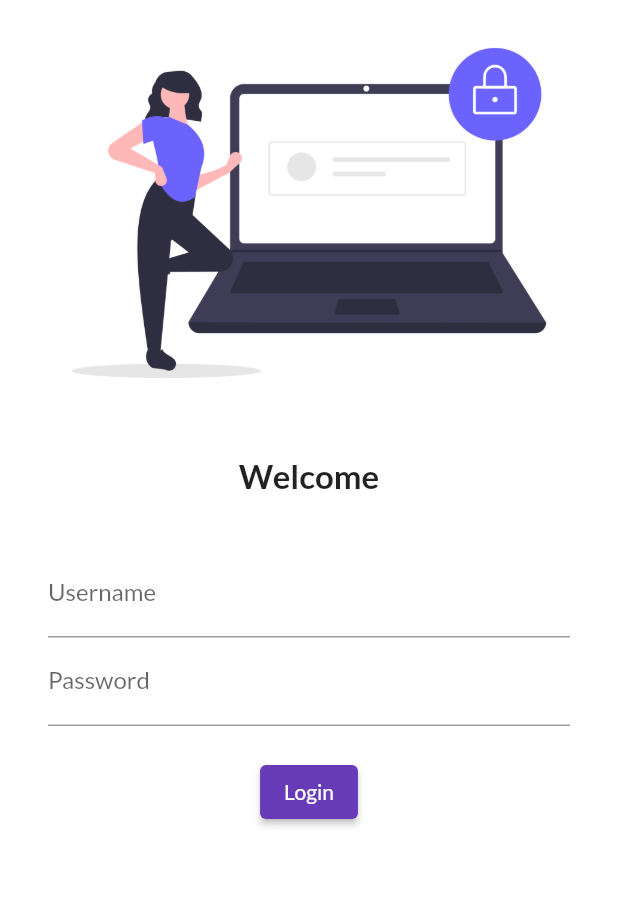
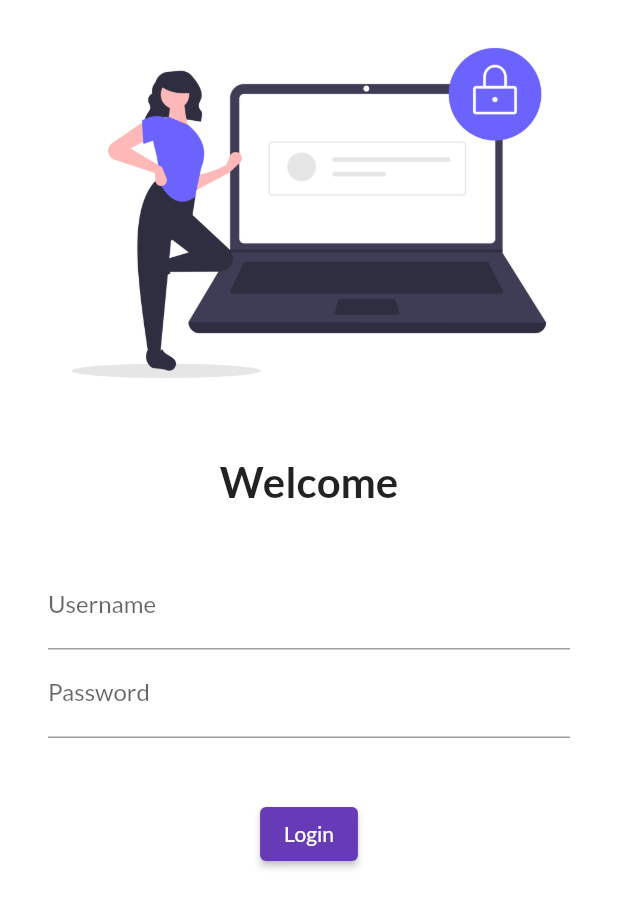
Before and after one commit to ameya-03/flutter_as_beginner, a Flutter app: the screen it shows after launch, on a phone screen of 412 x 824 dp. Shown: the top 908 px of the screen. Run offline on Flutter 3.47's test engine with Material 2 defaults, Android fonts, the phone set to English and light mode, and no system bars; our stand-ins replace google_fonts.

Commit message:
Day5 Completed

```diff
--- a/lib/main.dart
+++ b/lib/main.dart
@@ -3,6 +3,7 @@
 import 'package:flutter/material.dart';
 import 'package:flutter_as_beginner/pages/homepage.dart';
 import 'package:flutter_as_beginner/pages/loginpage.dart';
+import 'package:flutter_as_beginner/utils/routes.dart';
 import 'package:google_fonts/google_fonts.dart';
 
 void main() {
@@ -30,8 +31,8 @@
       routes: {
         // ignore: prefer_const_constructors
         "/": (context) => LoginPage(),
-        "/home": (context) => HomePage(),
-        "/login": (context) => LoginPage()
+        MyRoutes.homeRoute: (context) => HomePage(),
+        MyRoutes.loginRoute: (context) => LoginPage()
       },
     );
   }
--- a/lib/pages/loginpage.dart
+++ b/lib/pages/loginpage.dart
@@ -1,6 +1,8 @@
 // ignore_for_file: prefer_const_constructors
 
 import 'package:flutter/material.dart';
+
+import '../utils/routes.dart';
 
 class LoginPage extends StatelessWidget {
   const LoginPage({super.key});
@@ -9,6 +11,7 @@
   Widget build(BuildContext context) {
     return Material(
         color: Colors.white,
+        child: SingleChildScrollView(
           child: Column(
             // ignore: prefer_const_literals_to_create_immutables
             children: [
@@ -21,14 +24,13 @@
               ),
               Text(
                 "Welcome",
-              style: TextStyle(fontSize: 22, fontWeight: FontWeight.bold),
+                style: TextStyle(fontSize: 28, fontWeight: FontWeight.bold),
               ),
               SizedBox(
                 height: 20.0,
               ),
               Padding(
-              padding:
-                  const EdgeInsets.symmetric(vertical: 16.0, horizontal: 32.0),
+                padding: EdgeInsets.symmetric(vertical: 16.0, horizontal: 32.0),
                 child: Column(
                   children: [
                     TextFormField(
@@ -41,23 +43,24 @@
                           hintText: "Enter Password", labelText: "Password"),
                     ),
                     SizedBox(
-                    height: 20.0,
+                      height: 40.0,
                     ),
                     ElevatedButton(
                       onPressed: () {
                         // ignore: avoid_print
-                      print("Hi Ameya!");
+                        Navigator.pushNamed(context, MyRoutes.homeRoute);
                       },
                       // ignore: sort_child_properties_last
                       child: Text(
                         "Login",
                       ),
-                    style: TextButton.styleFrom(),
+                      style: TextButton.styleFrom(maximumSize: Size(100, 40)),
                     )
                   ],
                 ),
               )
             ],
+          ),
         ));
   }
 }
--- /dev/null
+++ b/lib/utils/routes.dart
@@ -0,0 +1,4 @@
+class MyRoutes {
+  static String loginRoute = "/login";
+  static String homeRoute = "/home";
+}
```
Lines whose indentation alone changed are shown as unchanged.
